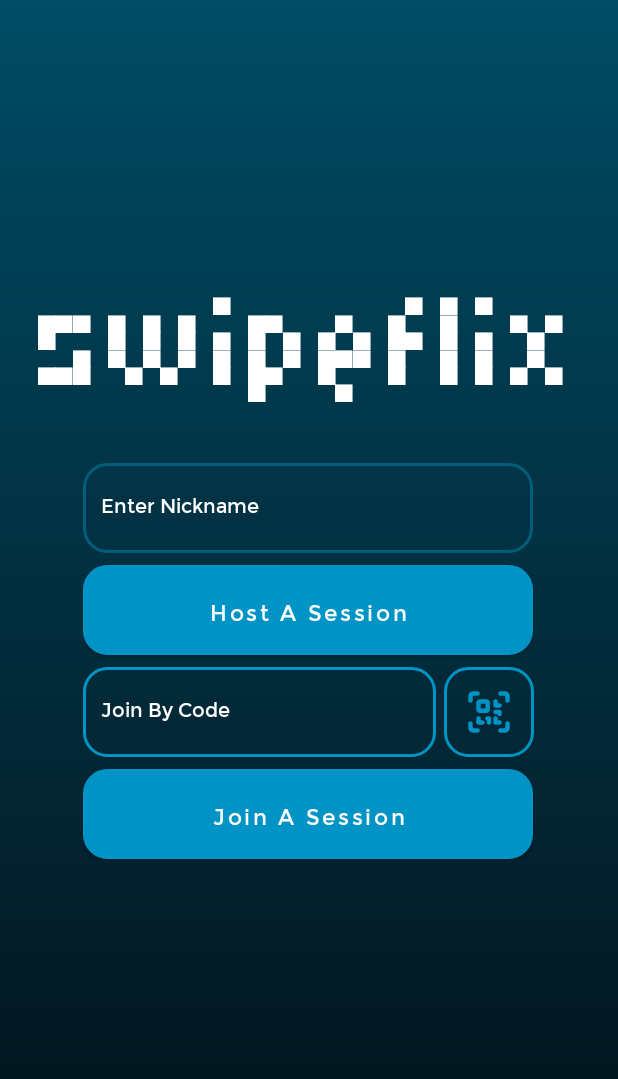
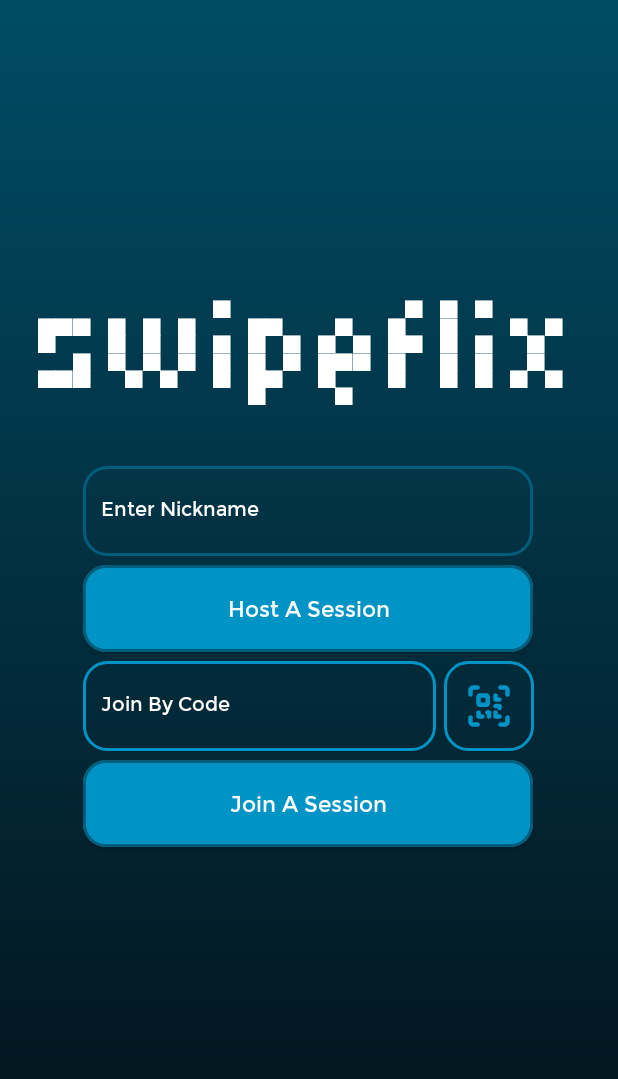
Before and after one commit to vishesh2201/SwipeFlix, an Android app: the screen it shows after launch (MainActivity), on a phone screen of 412 x 824 dp. Shown: the top 1079 px of the screen. Run offline under Robolectric (Android 15) with nearby library versions, the phone set to English and light mode, and no system bars; our stand-ins replace Firebase (no records; nobody signed in at launch, a user with empty details on screens opened directly); libraries missing offline, so code that uses them is left out: com.journeyapps.barcodescanner.

Commit message:
changed button look

```diff
--- a/app/src/main/res/layout/activity_main.xml
+++ b/app/src/main/res/layout/activity_main.xml
@@ -45,7 +45,6 @@
                 android:id="@+id/nickname"
                 android:layout_width="300dp"
                 android:layout_height="60dp"
-                android:layout_marginBottom="8dp"
                 android:background="@drawable/custom_input"
                 android:ems="10"
                 android:fontFamily="@font/nats"
@@ -58,24 +57,22 @@
 
             <Button
                 android:id="@+id/host_a_session"
+                style="@style/CustomButton"
                 android:layout_width="300dp"
-                android:layout_height="60dp"
-                android:background="@drawable/host_a_session"
-                android:backgroundTint="@null"
+                android:layout_height="70dp"
                 android:fontFamily="@font/nats"
                 android:text="@string/host_a_session"
                 android:textAlignment="center"
                 android:textAllCaps="false"
                 android:textColor="@color/white"
                 android:textSize="20sp"
-                app:cornerRadius="15dp"
+                android:letterSpacing="-0.001"
                 tools:ignore="TextSizeCheck" />
 
             <LinearLayout
                 android:id="@+id/join_horizontal"
                 android:layout_width="wrap_content"
                 android:layout_height="wrap_content"
-                android:layout_marginTop="8dp"
                 android:orientation="horizontal">
 
                 <EditText
@@ -110,17 +107,15 @@
             <Button
                 android:id="@+id/join_session"
                 android:layout_width="300dp"
-                android:layout_height="60dp"
-                android:layout_marginTop="8dp"
-                android:background="@drawable/host_a_session"
-                android:backgroundTint="@null"
+                android:layout_height="70dp"
+                style="@style/CustomButton"
                 android:fontFamily="@font/nats"
                 android:text="@string/join_a_session"
                 android:textAlignment="center"
                 android:textAllCaps="false"
                 android:textColor="@color/white"
                 android:textSize="20sp"
-                app:cornerRadius="15dp"
+                android:letterSpacing="-0.001"
                 tools:ignore="TextSizeCheck" />
 
         </LinearLayout>
--- a/app/src/main/res/layout/activity_room.xml
+++ b/app/src/main/res/layout/activity_room.xml
@@ -156,17 +156,16 @@
             <Button
                 android:id="@+id/startSwiping"
                 android:layout_width="200dp"
-                android:layout_height="60dp"
+                android:layout_height="70dp"
                 android:layout_marginBottom="15dp"
-                android:background="@drawable/host_a_session"
-                android:backgroundTint="@null"
+                style="@style/CustomButton"
                 android:fontFamily="@font/nats"
                 android:text="Start Swiping"
                 android:textAlignment="center"
                 android:textAllCaps="false"
                 android:textColor="@color/white"
                 android:textSize="18sp"
-                app:cornerRadius="15dp"
+                android:letterSpacing="-0.001"
                 tools:ignore="HardcodedText,TextSizeCheck,TextContrastCheck" />
         </LinearLayout>
 
--- /dev/null
+++ b/app/src/main/res/values/styles.xml
@@ -0,0 +1,10 @@
+<?xml version="1.0" encoding="utf-8"?>
+<resources>
+    <style name="CustomButton" parent="Widget.MaterialComponents.Button">
+        <item name="backgroundTint">#0094C6</item>
+        <item name="cornerRadius">15dp</item>
+        <item name="strokeColor">#005E7C</item>
+        <item name="strokeWidth">2dp</item>
+        <item name="android:textColor">#FFFFFF</item>
+    </style>
+</resources>
```
